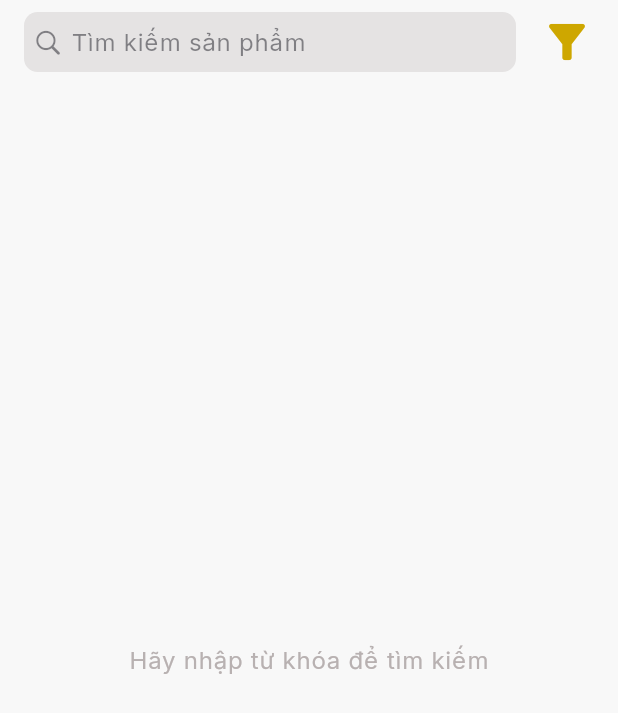
After one commit to danhdelrey/recipe_app, a Flutter app: the SearchResultPage screen opened by its route, on a phone screen of 412 x 824 dp. The commit adds this screen. Shown: the top 713 px of the screen. Run offline on Flutter 3.47's test engine with Material 3 defaults, Android fonts, the phone set to English and light mode, and no system bars; our stand-ins replace bloc, cached_network_image, dartz, dio, flutter_bloc, freezed_annotation and 6 more.

Commit message:
Add search result page and routing logic
Introduces SearchResultPage to display search results, updates app_router.dart to handle navigation and Bloc integration for search queries, and enhances SearchSuggestionsPage to route to results on submit. Adds cached_network_image and related dependencies for image handling, and updates macOS plugin registration for sqflite.

```diff
--- a/lib/core/router/app_router.dart
+++ b/lib/core/router/app_router.dart
@@ -1,6 +1,10 @@
 import 'package:flutter/material.dart';
+import 'package:flutter_bloc/flutter_bloc.dart';
 import 'package:go_router/go_router.dart';
+import 'package:recipe_app/injection/injection_container.dart';
 import 'package:recipe_app/presentation/features/home/pages/home_page.dart';
+import 'package:recipe_app/presentation/features/search/bloc/search_bloc.dart';
+import 'package:recipe_app/presentation/features/search/pages/search_result_page.dart';
 import 'package:recipe_app/presentation/features/search/pages/search_suggestions_page.dart';
 import 'package:recipe_app/presentation/features/introduction/pages/introduction_page.dart';
 import 'package:recipe_app/presentation/features/profile/pages/profile_page.dart';
@@ -73,5 +77,21 @@ final GoRouter router = GoRouter(
       path: '/recipe-detail',
       builder: (context, state) => RecipeDetailPage(),
     ),
+
+    GoRoute(
+      path: '/search-result',
+      builder: (context, state) {
+        final args = state.extra as Map<String, dynamic>?;
+        final query = args?['query'] as String? ?? '';
+
+        return BlocProvider(
+          create: (context) => getIt<SearchBloc>()
+            ..add(
+              SearchEvent.querySubmitted(query),
+            ),
+          child: SearchResultPage(query: query),
+        );
+      },
+    )
   ],
 );
--- /dev/null
+++ b/lib/presentation/features/search/pages/search_result_page.dart
@@ -0,0 +1,215 @@
+import 'package:cached_network_image/cached_network_image.dart';
+import 'package:flutter/cupertino.dart';
+import 'package:flutter/material.dart';
+import 'package:flutter_bloc/flutter_bloc.dart';
+import 'package:go_router/go_router.dart';
+import 'package:ionicons/ionicons.dart';
+import 'package:recipe_app/core/theme/app_colors.dart';
+import 'package:recipe_app/domain/entities/meal_entity.dart';
+import 'package:recipe_app/presentation/features/search/bloc/search_bloc.dart';
+import 'package:recipe_app/presentation/filter/pages/filter_bottom_sheet.dart';
+
+class SearchResultPage extends StatelessWidget {
+  const SearchResultPage({super.key, required this.query});
+
+  final String query;
+
+  @override
+  Widget build(BuildContext context) {
+    return Scaffold(
+      appBar: AppBar(
+        titleSpacing: 0,
+        automaticallyImplyLeading: false,
+        title: Padding(
+          padding: const EdgeInsets.symmetric(vertical: 12.0, horizontal: 16.0),
+          child: Row(
+            children: [
+              Expanded(
+                child: InkWell(
+                  onTap: () {
+                    context.push('/search/search_suggestions');
+                  },
+                  child: CupertinoSearchTextField(
+                    enabled: false,
+                    placeholder: "Tìm kiếm sản phẩm",
+                    onChanged: (value) {},
+                    backgroundColor: NeutralColors.shade200,
+                    style: Theme.of(context).textTheme.bodyLarge?.copyWith(
+                      color: NeutralColors.shade800,
+                    ),
+                    suffixMode: OverlayVisibilityMode.never,
+                  ),
+                ),
+              ),
+              SizedBox(width: 16),
+              InkWell(
+                onTap: () {
+                  showFilterBottomSheet(context);
+                },
+                borderRadius: BorderRadius.circular(8),
+                child: Icon(
+                  Icons.filter_alt,
+                  color: Theme.of(context).colorScheme.primary,
+                  size: 36,
+                ),
+              ),
+            ],
+          ),
+        ),
+      ),
+      body: BlocBuilder<SearchBloc, SearchState>(
+        builder: (context, state) {
+          return switch (state.status) {
+            SearchStatus.initial => Center(
+              child: Text(
+                'Hãy nhập từ khóa để tìm kiếm',
+                style: Theme.of(
+                  context,
+                ).textTheme.bodyLarge?.copyWith(color: NeutralColors.shade400),
+              ),
+            ),
+            SearchStatus.loading => Center(child: CircularProgressIndicator()),
+            SearchStatus.loaded =>
+              state.meals.isEmpty
+                  ? Center(
+                      child: Text(
+                        'Không tìm thấy kết quả nào cho "$query"',
+                        style: Theme.of(context).textTheme.bodyLarge?.copyWith(
+                          color: NeutralColors.shade400,
+                        ),
+                        textAlign: TextAlign.center,
+                      ),
+                    )
+                  : Padding(
+                      padding: const EdgeInsets.all(16.0),
+                      child: GridView.builder(
+                        gridDelegate: SliverGridDelegateWithFixedCrossAxisCount(
+                          crossAxisCount: 2,
+                          crossAxisSpacing: 16,
+                          mainAxisSpacing: 16,
+                          childAspectRatio: 0.75,
+                        ),
+                        itemCount: state.meals.length,
+                        itemBuilder: (context, index) {
+                          final meal = state.meals[index];
+                          return _buildSearchResultItem(meal, context);
+                        },
+                      ),
+                    ),
+            SearchStatus.empty => Center(
+              child: Text(
+                'Không tìm thấy kết quả nào cho "$query"',
+                style: Theme.of(
+                  context,
+                ).textTheme.bodyLarge?.copyWith(color: NeutralColors.shade400),
+                textAlign: TextAlign.center,
+              ),
+            ),
+            SearchStatus.error => Center(
+              child: Text(
+                state.errorMessage ?? 'Đã có lỗi xảy ra. Vui lòng thử lại.',
+                style: Theme.of(
+                  context,
+                ).textTheme.bodyLarge?.copyWith(color: Colors.red),
+                textAlign: TextAlign.center,
+              ),
+            ),
+          };
+        },
+      ),
+    );
+  }
+
+  Widget _buildSearchResultItem(MealEntity meal, BuildContext context) {
+    return Container(
+      decoration: BoxDecoration(
+        color: Colors.white,
+        borderRadius: BorderRadius.circular(12.0),
+      ),
+      child: Column(
+        children: [
+          Stack(
+            children: [
+              ClipRRect(
+                borderRadius: BorderRadius.circular(12.0),
+                child: CachedNetworkImage(
+                  imageUrl: meal.thumbnail,
+                  height: 150,
+                  fit: BoxFit.cover,
+                  placeholder: (context, url) => Container(
+                    height: 150,
+                    color: NeutralColors.shade200,
+                    child: Center(child: CircularProgressIndicator()),
+                  ),
+                  errorWidget: (context, url, error) => Container(
+                    height: 150,
+                    color: NeutralColors.shade200,
+                    child: Icon(Icons.error, color: NeutralColors.shade400),
+                  ),
+                ),
+              ),
+              Positioned(
+                right: 8,
+                top: 8,
+                child: Container(
+                  width: 32,
+                  height: 32,
+                  decoration: BoxDecoration(
+                    shape: BoxShape.circle,
+                    color: Colors.white.withValues(alpha: 0.75),
+                  ),
+                  child: Icon(Ionicons.heart, color: Colors.red, size: 20),
+                ),
+              ),
+            ],
+          ),
+          Padding(
+            padding: const EdgeInsets.only(left: 12, right: 12, top: 6),
+            child: Column(
+              children: [
+                Text(
+                  meal.name,
+                  style: Theme.of(context).textTheme.bodyLarge?.copyWith(
+                    fontWeight: FontWeight.bold,
+                    color: NeutralColors.shade950,
+                  ),
+                  maxLines: 1,
+                  overflow: TextOverflow.ellipsis,
+                ),
+                Row(
+                  children: [
+                    Expanded(
+                      child: Text(
+                        'By Little Pony',
+                        style: Theme.of(context).textTheme.bodySmall?.copyWith(
+                          color: NeutralColors.shade400,
+                        ),
+                        maxLines: 1,
+                        overflow: TextOverflow.ellipsis,
+                      ),
+                    ),
+                    Row(
+                      children: [
+                        Icon(
+                          Ionicons.time_outline,
+                          color: Theme.of(context).colorScheme.primary,
+                          size: 16,
+                        ),
+                        SizedBox(width: 4),
+                        Text(
+                          '20m',
+                          style: Theme.of(context).textTheme.bodySmall
+                              ?.copyWith(color: NeutralColors.shade700),
+                        ),
+                      ],
+                    ),
+                  ],
+                ),
+              ],
+            ),
+          ),
+        ],
+      ),
+    );
+  }
+}
--- a/pubspec.yaml
+++ b/pubspec.yaml
@@ -49,6 +49,7 @@ dependencies:
   ionicons: ^0.2.2
   logger: ^2.6.1
   dartz: ^0.10.1
+  cached_network_image: ^3.4.1
 
 dev_dependencies:
   flutter_test:
```
Also changed, not shown: lib/presentation/features/search/pages/search_suggestions_page.dart (+7 -0 lines), pubspec.lock, 1 other file.
